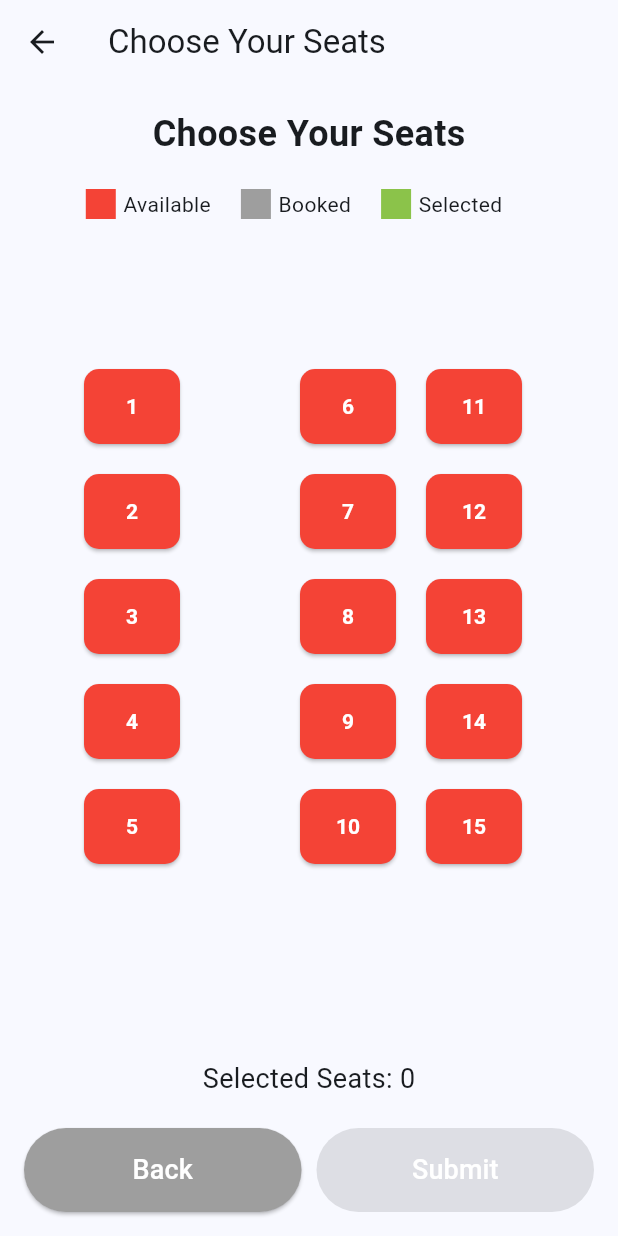
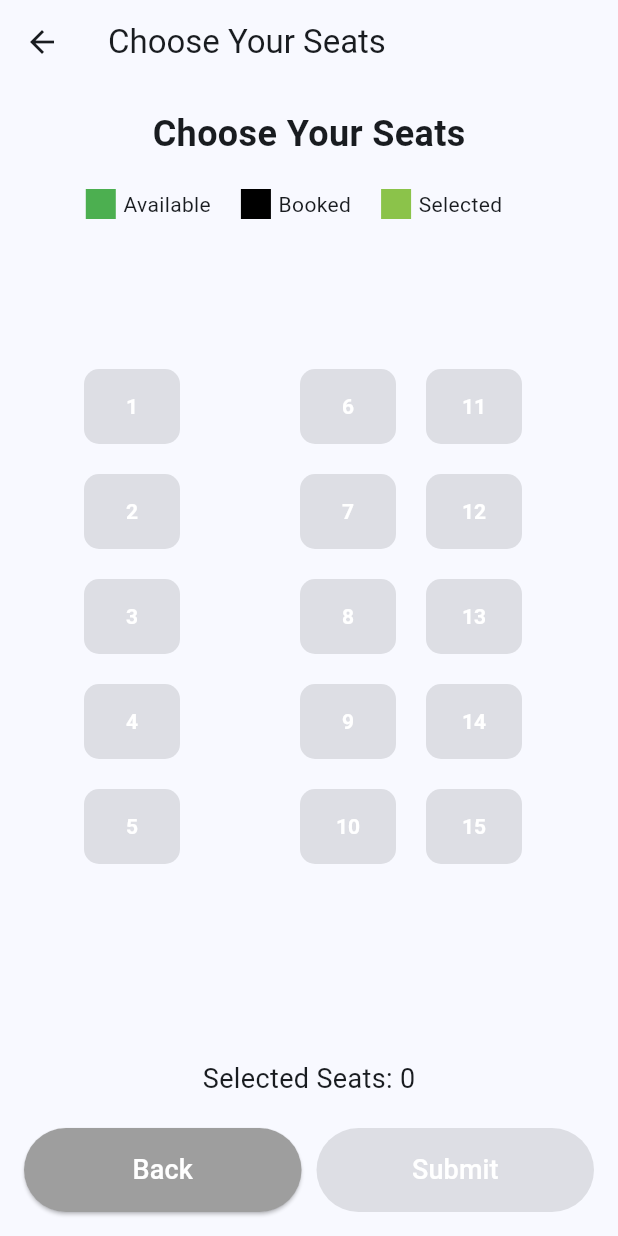
Before and after one commit to komaldarisipudi/pdd, a Flutter app: the SeatSelectionScreen screen opened directly, on a phone screen of 412 x 824 dp. Run offline on Flutter 3.47's test engine with Material 3 defaults, Android fonts, the phone set to English and light mode, and no system bars; network calls fail.

Commit message:
seats avilabilty completed in backend

```diff
--- a/lib/seats.dart
+++ b/lib/seats.dart
@@ -1,5 +1,8 @@
 import 'package:flutter/material.dart';
+import 'dart:convert'; // For JSON encoding/decoding
+import 'package:http/http.dart' as http; // For HTTP requests
 import 'Boarding.dart';
+import 'Urls.dart';
 
 void main() {
   runApp(const MyApp());
@@ -28,33 +31,59 @@ class SeatSelectionScreen extends StatefulWidget {
 }
 
 class _SeatSelectionScreenState extends State<SeatSelectionScreen> {
-  final List<int> _seatStatuses = List.generate(15, (index) => 0); // Total 15 seats
+  final List<int> _seatStatuses = List.generate(15, (index) => 0); // 0: Available, 1: Booked, 2: Selected
   int _selectedSeatsCount = 0;
 
-  final Color _availableColor = Colors.red;
-  final Color _bookedColor = Colors.grey;
+  final Color _availableColor = Colors.green;
+  final Color _bookedColor = Colors.black;
   final Color _selectedColor = Colors.lightGreen;
 
-  void _toggleSeatSelection(int index) {
-    setState(() {
-      if (_seatStatuses[index] == 0) {
-        _seatStatuses[index] = 2;
-        _selectedSeatsCount++;
-      } else if (_seatStatuses[index] == 2) {
-        _seatStatuses[index] = 0;
-        _selectedSeatsCount--;
-      }
-    });
+  @override
+  void initState() {
+    super.initState();
+    _fetchSeatStatuses();
   }
 
+  // Fetch seat statuses and update based on the server response
+  // Fetch seat statuses and update based on the server response
+  Future<void> _fetchSeatStatuses() async {
+    for (int i = 0; i < _seatStatuses.length; i++) {
+      final isAvailable = await _checkSeatAvailability(i + 1);
+      print('Seat ${i + 1} availability: $isAvailable'); // Debugging output
+      setState(() {
+        // 0: Available (green), 1: Booked (black)
+        _seatStatuses[i] = isAvailable ? 0 : 1;
+      });
+    }
+  }
+
+// Check seat availability by calling the API
+  Future<bool> _checkSeatAvailability(int seatNo) async {
+    try {
+      final response = await http.get(
+        Uri.parse('${Url.Urls}/check/seat?seat_no=$seatNo'),
+      );
+
+      if (response.statusCode == 200) {
+        final data = json.decode(response.body);
+        print('API Response: ${data}'); // Debugging output
+        return data['exists']; // true if seat is available
+      } else {
+        throw Exception('Failed to check seat availability');
+      }
+    } catch (e) {
+      print('Error: $e');
+      return false;
+    }
+  }
+
+// Define the seat button color logic
   Color _getSeatColor(int index) {
     switch (_seatStatuses[index]) {
-      case 0:
+      case 0: // Available (green)
         return _availableColor;
-      case 1:
+      case 1: // Booked (black)
         return _bookedColor;
-      case 2:
-        return _selectedColor;
       default:
         return _availableColor;
     }
@@ -91,31 +120,24 @@ class _SeatSelectionScreenState extends State<SeatSelectionScreen> {
                 crossAxisAlignment: CrossAxisAlignment.start,
                 children: [
                   // Column for seats 1–5
-                  // Column for seats 1–5
                   Padding(
-                    padding: const EdgeInsets.only(left: 40.0), // Add left padding
+                    padding: const EdgeInsets.only(left: 40.0),
                     child: Column(
                       mainAxisAlignment: MainAxisAlignment.start,
                       children: List.generate(5, (index) {
                         int seatIndex = index;
                         return Padding(
                           padding: const EdgeInsets.symmetric(vertical: 10.0),
-
-
-
                           child: _buildSeatButton(seatIndex),
                         );
                       }),
                     ),
                   ),
-
-                  const SizedBox(width: 80), // Increased space between 1-5 and the rest
-                  // Column for seats 6–15
+                  const SizedBox(width: 80),
                   Expanded(
                     child: Row(
                       crossAxisAlignment: CrossAxisAlignment.start,
                       children: [
-                        // Seats 6–10 in a vertical column
                         Column(
                           mainAxisAlignment: MainAxisAlignment.start,
                           children: List.generate(5, (index) {
@@ -126,8 +148,7 @@ class _SeatSelectionScreenState extends State<SeatSelectionScreen> {
                             );
                           }),
                         ),
-                        const SizedBox(width: 20), // Space between columns
-                        // Seats 11–15 in another vertical column
+                        const SizedBox(width: 20),
                         Column(
                           mainAxisAlignment: MainAxisAlignment.start,
                           children: List.generate(5, (index) {
@@ -199,10 +220,23 @@ class _SeatSelectionScreenState extends State<SeatSelectionScreen> {
     );
   }
 
+  // Update seat selection toggle behavior
+  void _toggleSeatSelection(int index) {
+    setState(() {
+      if (_seatStatuses[index] == 0) { // Only available seats can be selected
+        _seatStatuses[index] = 2; // Mark as selected
+        _selectedSeatsCount++;
+      } else if (_seatStatuses[index] == 2) { // If already selected, deselect
+        _seatStatuses[index] = 0;
+        _selectedSeatsCount--;
+      }
+    });
+  }
+
+// Build the seat button
   Widget _buildSeatButton(int index) {
     return ElevatedButton(
-      onPressed:
-      _seatStatuses[index] != 1 ? () => _toggleSeatSelection(index) : null,
+      onPressed: _seatStatuses[index] != 1 ? () => _toggleSeatSelection(index) : null, // Can't select if booked
       style: ElevatedButton.styleFrom(
         backgroundColor: _getSeatColor(index),
         shape: RoundedRectangleBorder(
```
